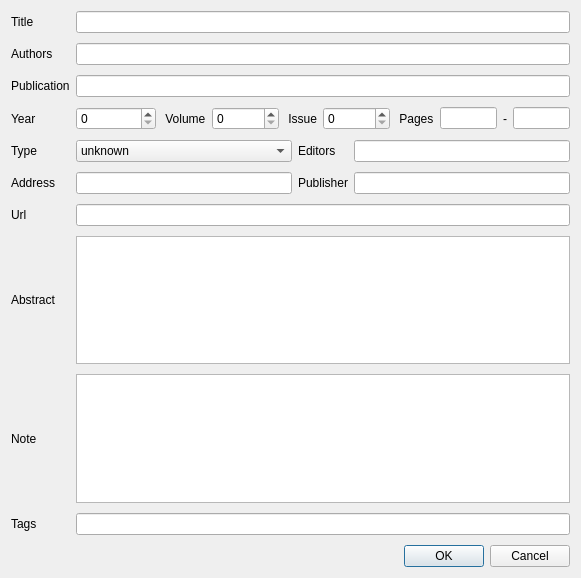
First picture: the form in PaperDlg.ui, repository congchenutd/papernet, before the edit.
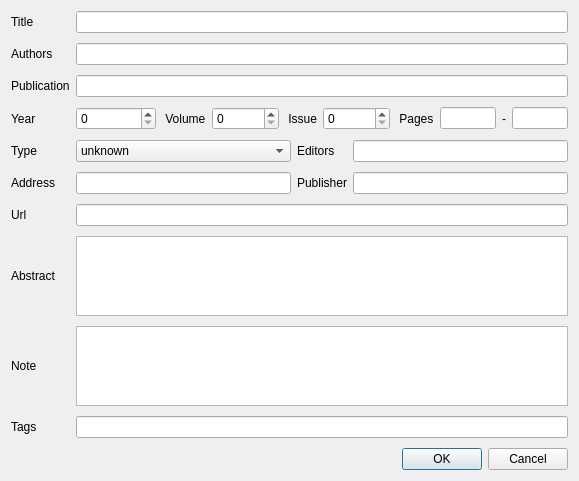
Second picture: the form after the edit. Custom widgets are drawn as their Qt base class.

```diff
--- a/PaperDlg.ui
+++ b/PaperDlg.ui
@@ -6,8 +6,8 @@
    <rect>
     <x>0</x>
     <y>0</y>
-    <width>581</width>
-    <height>578</height>
+    <width>579</width>
+    <height>481</height>
    </rect>
   </property>
   <property name="windowTitle">
```
